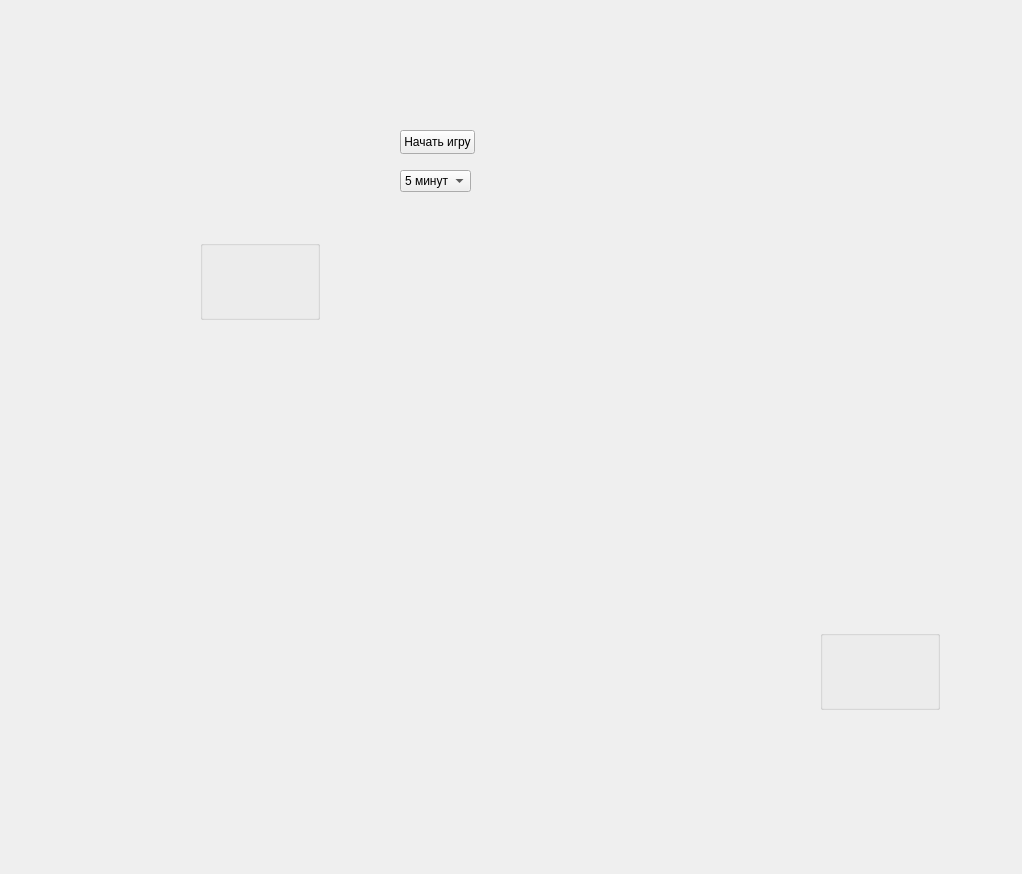
Above: games/hariki_and_tetris.ui from sambarling/Sambarling_corp before the change. Below: the same form after it.
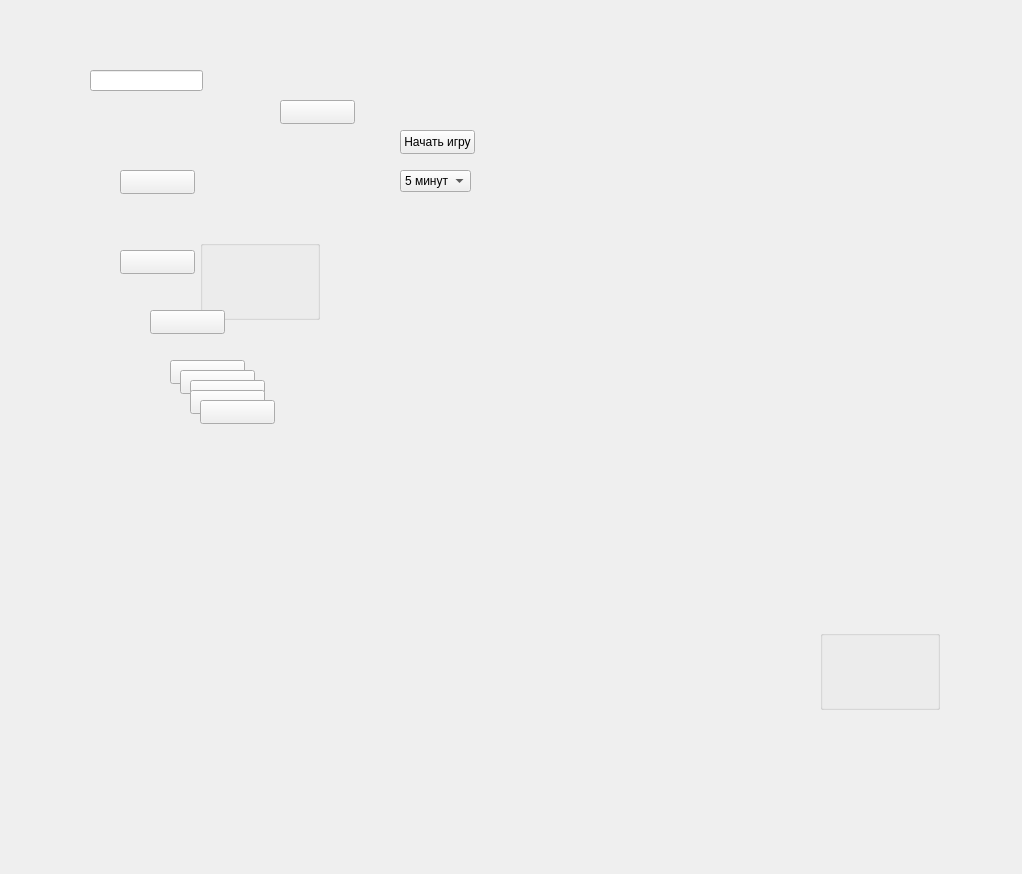
That is the form after the change. Icons and pictures are not drawn.

```diff
--- a/games/hariki_and_tetris.ui
+++ b/games/hariki_and_tetris.ui
@@ -266,6 +266,165 @@
      <bool>true</bool>
     </property>
    </widget>
+   <widget class="QLineEdit" name="lineEdit">
+    <property name="geometry">
+     <rect>
+      <x>90</x>
+      <y>70</y>
+      <width>113</width>
+      <height>21</height>
+     </rect>
+    </property>
+    <property name="font">
+     <font>
+      <pointsize>5</pointsize>
+     </font>
+    </property>
+   </widget>
+   <widget class="QPushButton" name="pushButton_1">
+    <property name="geometry">
+     <rect>
+      <x>120</x>
+      <y>170</y>
+      <width>75</width>
+      <height>24</height>
+     </rect>
+    </property>
+    <property name="styleSheet">
+     <string notr="true">border-image: url(:/newPrefix/bg.png);</string>
+    </property>
+    <property name="text">
+     <string/>
+    </property>
+   </widget>
+   <widget class="QPushButton" name="pushButton_2">
+    <property name="geometry">
+     <rect>
+      <x>120</x>
+      <y>250</y>
+      <width>75</width>
+      <height>24</height>
+     </rect>
+    </property>
+    <property name="styleSheet">
+     <string notr="true">border-image: url(:/newPrefix/bg.png);</string>
+    </property>
+    <property name="text">
+     <string/>
+    </property>
+   </widget>
+   <widget class="QPushButton" name="pushButton_3">
+    <property name="geometry">
+     <rect>
+      <x>150</x>
+      <y>310</y>
+      <width>75</width>
+      <height>24</height>
+     </rect>
+    </property>
+    <property name="styleSheet">
+     <string notr="true">border-image: url(:/newPrefix/bg.png);</string>
+    </property>
+    <property name="text">
+     <string/>
+    </property>
+   </widget>
+   <widget class="QPushButton" name="pushButton_4">
+    <property name="geometry">
+     <rect>
+      <x>170</x>
+      <y>360</y>
+      <width>75</width>
+      <height>24</height>
+     </rect>
+    </property>
+    <property name="styleSheet">
+     <string notr="true">border-image: url(:/newPrefix/bg.png);</string>
+    </property>
+    <property name="text">
+     <string/>
+    </property>
+   </widget>
+   <widget class="QPushButton" name="pushButton_5">
+    <property name="geometry">
+     <rect>
+      <x>180</x>
+      <y>370</y>
+      <width>75</width>
+      <height>24</height>
+     </rect>
+    </property>
+    <property name="styleSheet">
+     <string notr="true">border-image: url(:/newPrefix/bg.png);</string>
+    </property>
+    <property name="text">
+     <string/>
+    </property>
+   </widget>
+   <widget class="QPushButton" name="pushButton_6">
+    <property name="geometry">
+     <rect>
+      <x>190</x>
+      <y>380</y>
+      <width>75</width>
+      <height>24</height>
+     </rect>
+    </property>
+    <property name="styleSheet">
+     <string notr="true">border-image: url(:/newPrefix/bg.png);</string>
+    </property>
+    <property name="text">
+     <string/>
+    </property>
+   </widget>
+   <widget class="QPushButton" name="pushButton_7">
+    <property name="geometry">
+     <rect>
+      <x>190</x>
+      <y>390</y>
+      <width>75</width>
+      <height>24</height>
+     </rect>
+    </property>
+    <property name="styleSheet">
+     <string notr="true">border-image: url(:/newPrefix/bg.png);</string>
+    </property>
+    <property name="text">
+     <string/>
+    </property>
+   </widget>
+   <widget class="QPushButton" name="pushButton_8">
+    <property name="geometry">
+     <rect>
+      <x>200</x>
+      <y>400</y>
+      <width>75</width>
+      <height>24</height>
+     </rect>
+    </property>
+    <property name="styleSheet">
+     <string notr="true">border-image: url(:/newPrefix/bg.png);</string>
+    </property>
+    <property name="text">
+     <string/>
+    </property>
+   </widget>
+   <widget class="QPushButton" name="pushButton_9">
+    <property name="geometry">
+     <rect>
+      <x>280</x>
+      <y>100</y>
+      <width>75</width>
+      <height>24</height>
+     </rect>
+    </property>
+    <property name="styleSheet">
+     <string notr="true">border-image: url(:/newPrefix/bg.png);</string>
+    </property>
+    <property name="text">
+     <string/>
+    </property>
+   </widget>
   </widget>
  </widget>
  <layoutdefault spacing="6" margin="11"/>
```
Left out of the diff: 4 changed lines with no effect on the pictures.
